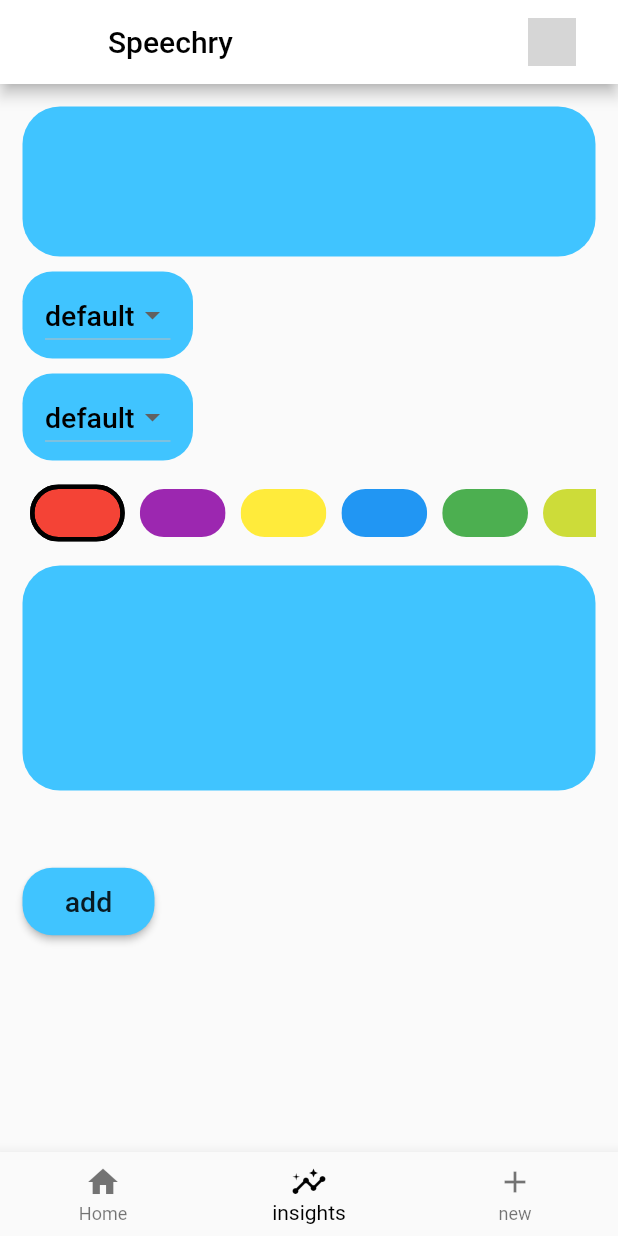
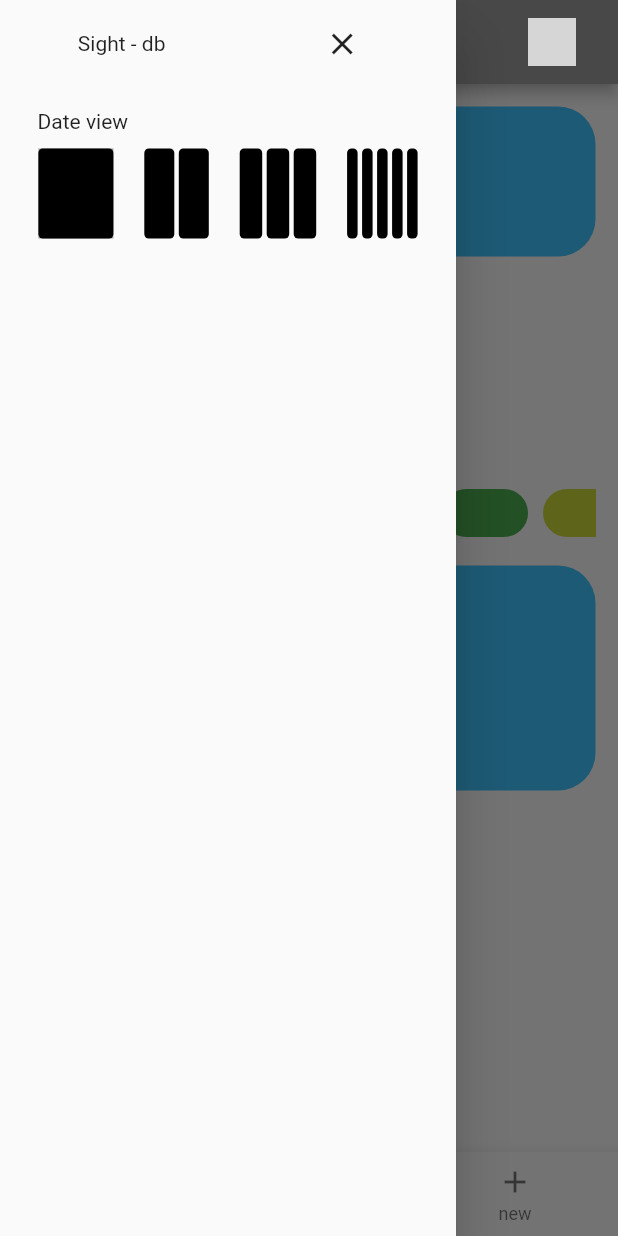
Before and after one commit to balaji0852/yellowpatio, a Flutter app: the Home screen opened directly, item 2 of the bottom bar chosen, with the side drawer open (before the commit the screen has no drawer), on a phone screen of 412 x 824 dp. Run offline on Flutter 3.47's test engine with Material 2 defaults, Android fonts, the phone set to English and light mode, and no system bars; our stand-ins replace firebase_auth, firebase_core, floor, google_sign_in, sqflite; missing offline and left inert: dart:ffi; accounts and stored records are empty; generated files the repository leaves out were written again; network calls fail; grey boxes are pictures that could not be loaded.

Commit message:
class delete fix, new data view drawer with functionality

```diff
--- /dev/null
+++ b/lib/config.dart
@@ -0,0 +1,11 @@
+class Config{
+  static int dateViewPreference = 1;
+
+  get getdateViewPreference{
+    return dateViewPreference;
+  }
+
+  set setdateViewPreference(int ViewPreference){
+    dateViewPreference==ViewPreference;
+  }
+}
--- a/lib/graph/time_instance_widget.dart
+++ b/lib/graph/time_instance_widget.dart
@@ -118,7 +118,7 @@ class TimeInstancePage extends State<TimeInstanceWidget> {
                                   widget.classMaster.itemClassColorID),
                               child: Text(
                                 e.dataInstances,
-                                maxLines: 3,
+                                maxLines: 8,
                               ),
                             ),
                           )
--- a/lib/home.dart
+++ b/lib/home.dart
@@ -2,7 +2,9 @@ import 'package:firebase_auth/firebase_auth.dart';
 import 'package:firebase_core/firebase_core.dart';
 import 'package:flutter/material.dart';
 import 'package:google_sign_in/google_sign_in.dart';
+import 'package:yellowpatioapp/config.dart';
 import 'package:yellowpatioapp/db/entity/class_master.dart';
+import 'package:yellowpatioapp/home_drawer.dart';
 
 import 'package:yellowpatioapp/login_page.dart';
 import 'package:yellowpatioapp/main.dart';
@@ -118,9 +120,10 @@ class HomePage extends State<Home> {
   @override
   Widget build(BuildContext context) {
     return Scaffold(
+      drawer: HomeDrawer(),
       appBar: AppBar(
         title: const Text(appName, style: TextStyle(color: Colors.black)),
-        backgroundColor: Colors.white,
+        backgroundColor: Colors.grey,
         actions: <Widget>[
           // if (state['nan'] != 'nan')
           MaterialButton(
--- /dev/null
+++ b/lib/home_drawer.dart
@@ -0,0 +1,138 @@
+import 'package:flutter/cupertino.dart';
+import 'package:flutter/material.dart';
+
+import 'config.dart';
+
+class HomeDrawer extends StatefulWidget {
+  @override
+  HomeDraweWidget createState() {
+    return HomeDraweWidget();
+  }
+}
+
+class HomeDraweWidget extends State<HomeDrawer> {
+  //var config = Config();
+  int viewTypeState = 1;
+
+  @override
+  void initState() {
+    // TODO: implement initState
+    super.initState();
+
+    setState(() {
+      viewTypeState = Config.dateViewPreference;
+    });
+  }
+
+  @override
+  Widget build(BuildContext context) {
+    return Drawer(
+      child: Padding(
+        padding: const EdgeInsets.all(5),
+        child: ListView(
+          children: [
+            Row(
+              mainAxisAlignment: MainAxisAlignment.spaceAround,
+              children: [
+                const Text("Sight - db"),
+                CloseButton(
+                  onPressed: () {
+                    Navigator.pop(context);
+                  },
+                )
+              ],
+            ),
+            const SizedBox(
+              height: 20,
+            ),
+            Row(
+              children: const [
+                SizedBox(
+                  width: 20,
+                ),
+                Text("Date view")
+              ],
+            ),
+            const SizedBox(
+              height: 10,
+            ),
+            Row(
+              mainAxisAlignment: MainAxisAlignment.spaceEvenly,
+              children: [
+                gestureDetectorWithState([datePreferenceWidget(5)], 1),
+               gestureDetectorWithState( [
+                      datePreferenceWidget(2),
+                      const SizedBox(
+                        width: 3,
+                      ),
+                      datePreferenceWidget(2),
+                    ], 2),
+                gestureDetectorWithState([
+                      datePreferenceWidget(1.5),
+                      const SizedBox(
+                        width: 3,
+                      ),
+                      datePreferenceWidget(1.5),
+                      const SizedBox(
+                        width: 3,
+                      ),
+                      datePreferenceWidget(1.5),
+                    ], 3),
+                gestureDetectorWithState( [
+                        datePreferenceWidget(0.7),
+                        const SizedBox(
+                          width: 3,
+                        ),
+                        datePreferenceWidget(0.7),
+                        const SizedBox(
+                          width: 3,
+                        ),
+                        datePreferenceWidget(0.7),
+                        const SizedBox(
+                          width: 3,
+                        ),
+                        datePreferenceWidget(0.7),
+                        const SizedBox(
+                          width: 3,
+                        ),
+                        datePreferenceWidget(0.7),
+                      ], 5)
+              ],
+            )
+          ],
+        ),
+      ),
+    );
+  }
+
+  Container datePreferenceWidget(double density) {
+    return Container(
+      decoration: BoxDecoration(
+          color: Colors.black, borderRadius: BorderRadius.circular(3)),
+      width: density * 10,
+      height: 60,
+    );
+  }
+
+  GestureDetector gestureDetectorWithState(List<Widget> children,int viewType){
+    return GestureDetector(
+      key: UniqueKey(),
+        onTap: (){
+              Config.dateViewPreference = viewType;
+              setState(() {
+                viewTypeState = viewType;
+              });
+            },
+      //  decoration: BoxDecoration(
+      //     color: Colors.black, borderRadius: BorderRadius.circular(3)),
+          child:Material(
+            color: viewTypeState==viewType?Colors.grey:Colors.transparent,
+
+            child: Row(
+              mainAxisAlignment:MainAxisAlignment.spaceBetween,
+              children:children,
+            ),
+          ),
+    );
+  }
+}
```
Also changed, not shown: lib/db/database.dart (+6 -1 lines), lib/db/entity/user_store.dart (added, +25 -0 lines), lib/db/repository/user_store_dao.dart (added, +12 -0 lines), lib/graph/planner_graph.dart (+11 -3 lines), lib/db/database.g.dart.
